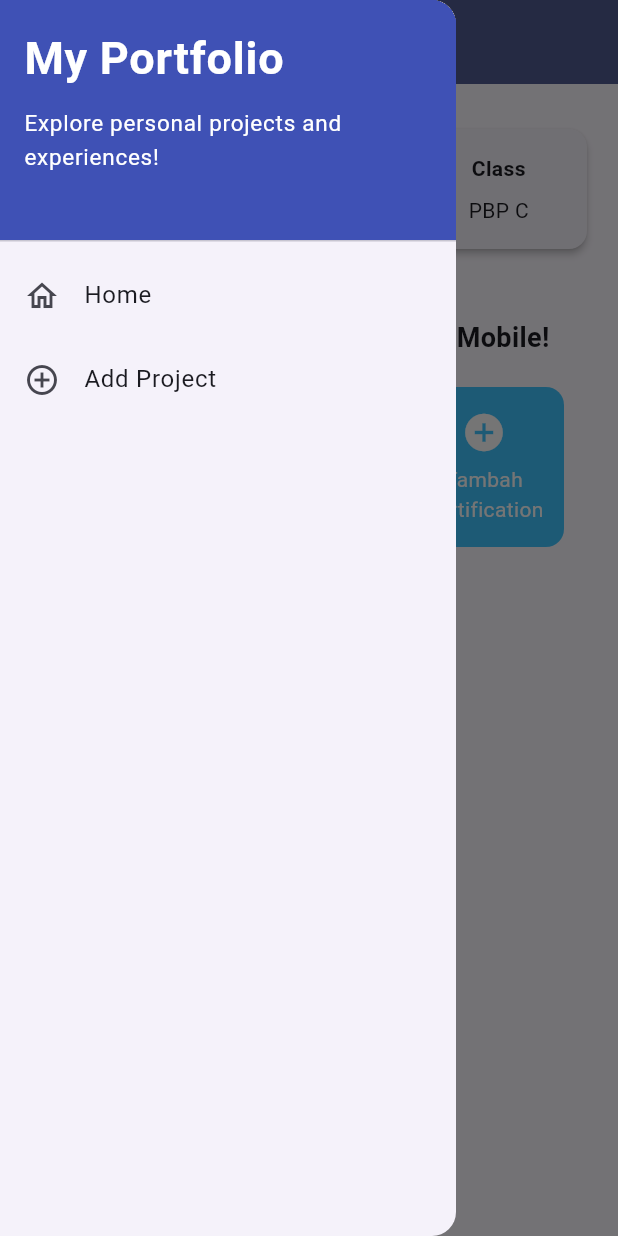
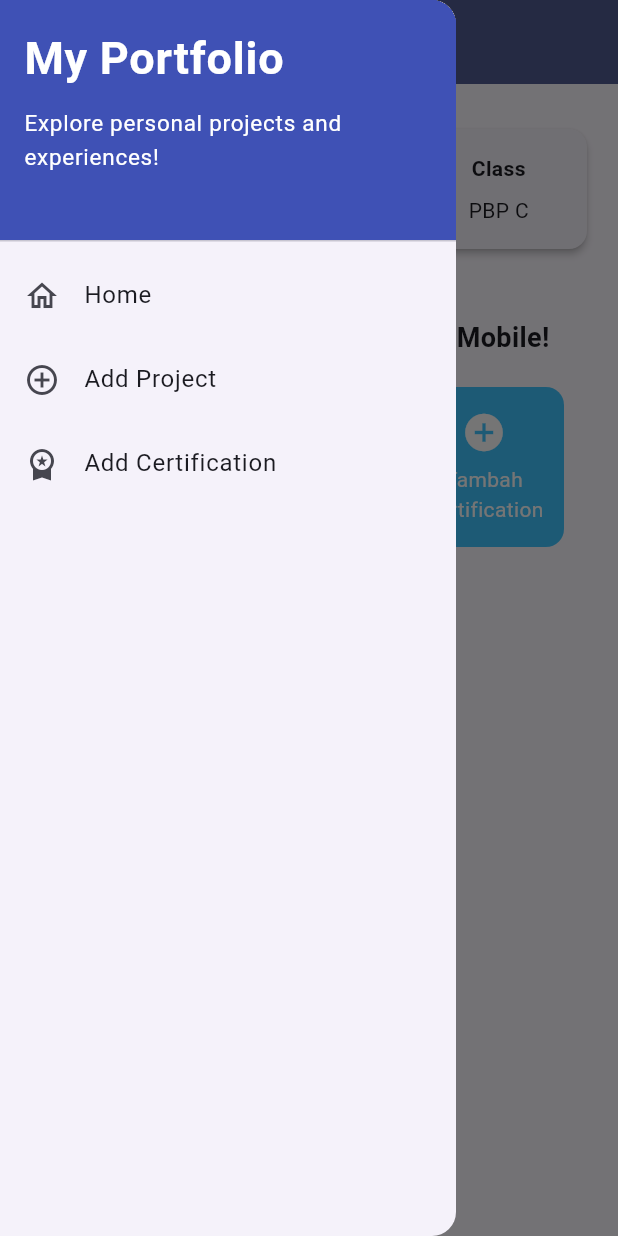
Before and after one commit to nefiyyy/myportofolio_mobile, a Flutter app: the screen it shows after launch, with the side drawer open, on a phone screen of 412 x 824 dp. Run offline on Flutter 3.47's test engine with Material 3 defaults, Android fonts, the phone set to English and light mode, and no system bars.

Commit message:
feat: opsi Add Certification di drawer

```diff
--- a/lib/widgets/left_drawer.dart
+++ b/lib/widgets/left_drawer.dart
@@ -1,6 +1,7 @@
 import 'package:flutter/material.dart';
 import 'package:myportofolio_mobile/screens/menu.dart';
 import 'package:myportofolio_mobile/screens/project_form.dart';
+import 'package:myportofolio_mobile/screens/certification_form.dart';
 
 class LeftDrawer extends StatelessWidget {
   const LeftDrawer({super.key});
@@ -11,9 +12,7 @@ class LeftDrawer extends StatelessWidget {
       child: ListView(
         children: [
           const DrawerHeader(
-            decoration: BoxDecoration(
-              color: Colors.indigo,
-            ),
+            decoration: BoxDecoration(color: Colors.indigo),
             child: Column(
               crossAxisAlignment: CrossAxisAlignment.start,
               children: [
@@ -28,10 +27,7 @@ class LeftDrawer extends StatelessWidget {
                 SizedBox(height: 10),
                 Text(
                   'Explore personal projects and experiences!',
-                  style: TextStyle(
-                    fontSize: 15,
-                    color: Colors.white,
-                  ),
+                  style: TextStyle(fontSize: 15, color: Colors.white),
                 ),
               ],
             ),
@@ -42,9 +38,7 @@ class LeftDrawer extends StatelessWidget {
             onTap: () {
               Navigator.pushReplacement(
                 context,
-                MaterialPageRoute(
-                  builder: (context) => MyHomePage(),
-                ),
+                MaterialPageRoute(builder: (context) => MyHomePage()),
               );
             },
           ),
@@ -60,6 +54,18 @@ class LeftDrawer extends StatelessWidget {
               );
             },
           ),
+          ListTile(
+            leading: const Icon(Icons.workspace_premium),
+            title: const Text('Add Certification'),
+            onTap: () {
+              Navigator.pushReplacement(
+                context,
+                MaterialPageRoute(
+                  builder: (context) => const CertificationFormPage(),
+                ),
+              );
+            },
+          ),
         ],
       ),
     );
```
